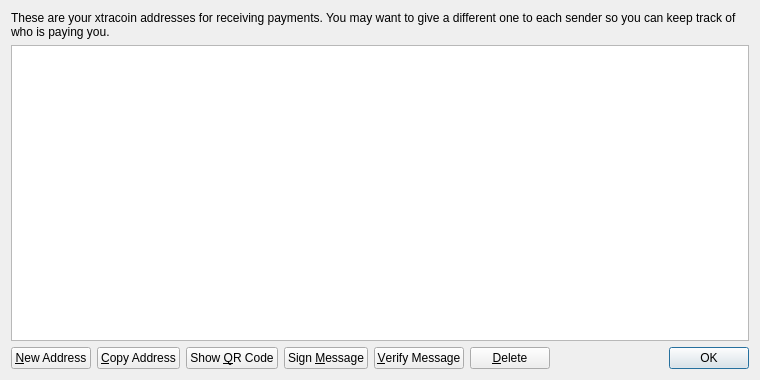
The window that src/qt/forms/addressbookpage.ui (xtracoinrevival/xtracoin) describes before a commit, drawn with Qt 5.
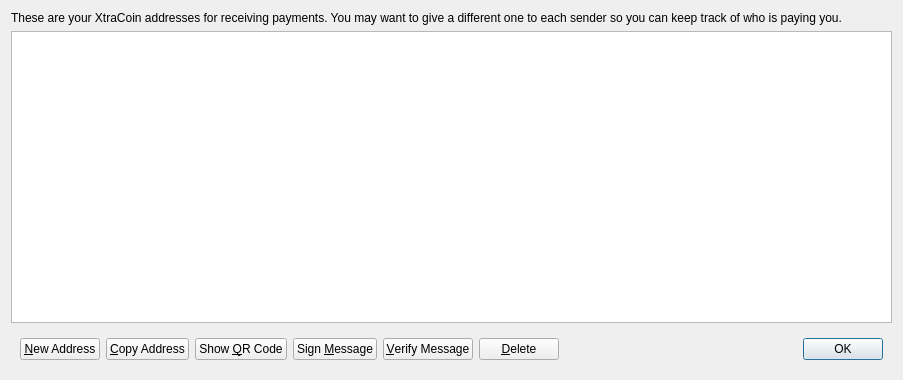
The same window after the commit. Icons and pictures are not drawn.

The edit to the form file:
```diff
--- a/src/qt/forms/addressbookpage.ui
+++ b/src/qt/forms/addressbookpage.ui
@@ -6,7 +6,7 @@
    <rect>
     <x>0</x>
     <y>0</y>
-    <width>760</width>
+    <width>903</width>
     <height>380</height>
    </rect>
   </property>
@@ -17,7 +17,7 @@
    <item>
     <widget class="QLabel" name="labelExplanation">
      <property name="text">
-      <string>These are your xtracoin addresses for receiving payments. You may want to give a different one to each sender so you can keep track of who is paying you.</string>
+      <string>These are your XtraCoin addresses for receiving payments. You may want to give a different one to each sender so you can keep track of who is paying you.</string>
      </property>
      <property name="textFormat">
       <enum>Qt::PlainText</enum>
@@ -56,6 +56,7 @@
     </widget>
    </item>
    <item>
+    <widget class="QWidget" name="buttonBar" native="true">
     <layout class="QHBoxLayout" name="horizontalLayout">
      <item>
       <widget class="QPushButton" name="newAddressButton">
@@ -165,6 +166,7 @@
       </widget>
      </item>
     </layout>
+    </widget>
    </item>
   </layout>
  </widget>
```
Left out of the diff: 32 changed lines with no effect on the pictures. Lines whose indentation alone changed are shown as unchanged.
